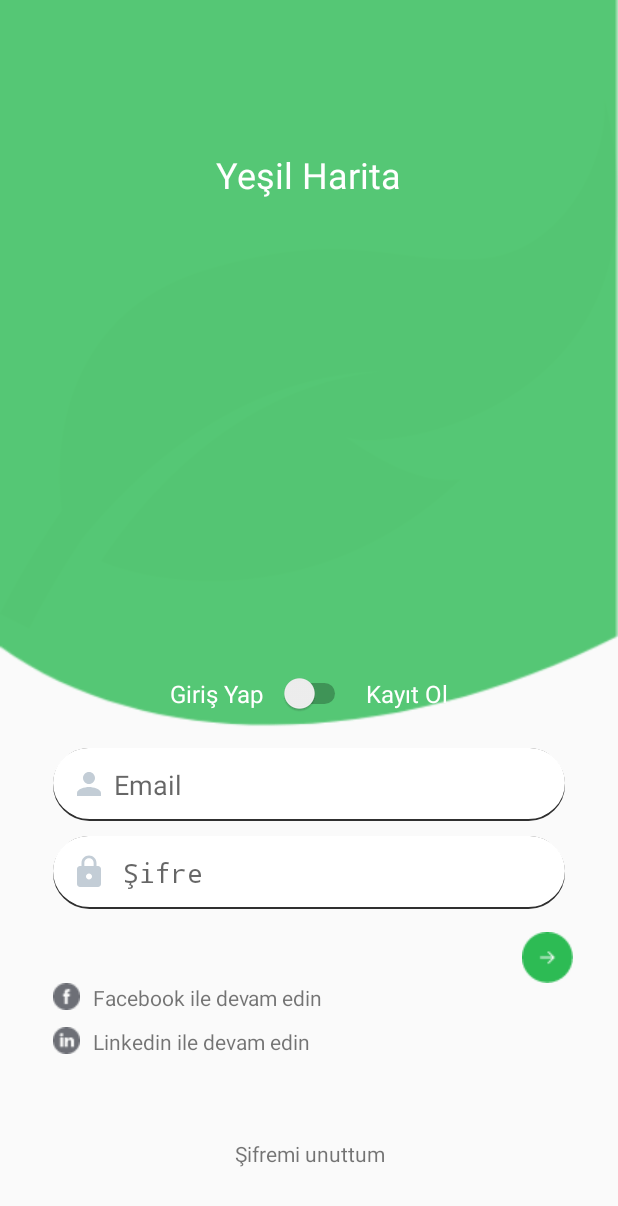
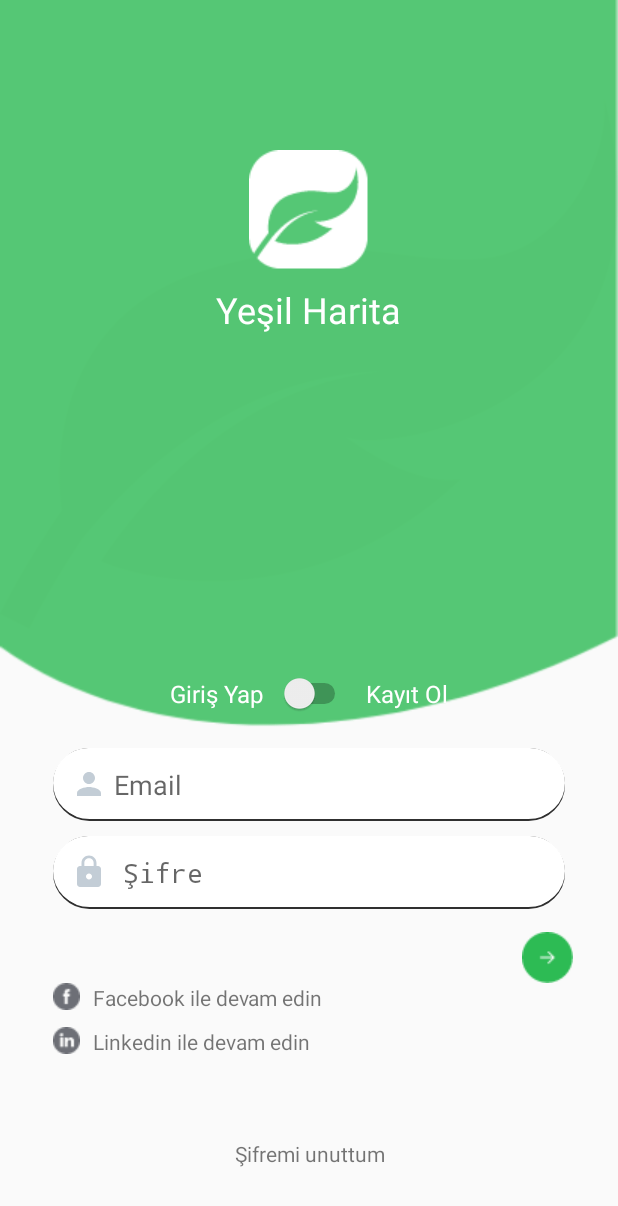
Before and after one commit to denizcanilgin/GSBHackathon---Green, an Android app: the Auth screen opened directly, with no data from a screen before it, on a phone screen of 412 x 824 dp. Shown: the top 1206 px of the screen. Run offline under Robolectric (Android 15) with nearby library versions, the phone set to English and light mode, and no system bars; libraries missing offline, so code that uses them is left out: com.parse.

Commit message:
map design ok

```diff
--- a/app/src/main/java/website/timrobinson/opencvtutorial/Auth.java
+++ b/app/src/main/java/website/timrobinson/opencvtutorial/Auth.java
@@ -130,9 +130,9 @@ public class Auth extends Activity implements View.OnClickListener {
 
     private void redirect(ParseUser parseUser){
 
-//        Intent intent = new Intent(this,Map.class);
-//        intent.putExtra("currentUser", parseUser.getEmail());
-//        startActivity(intent);
+        Intent intent = new Intent(this,Map.class);
+        intent.putExtra("currentUser", parseUser.getEmail());
+        startActivity(intent);
 
     }
 }
--- a/app/src/main/res/layout/activity_auth.xml
+++ b/app/src/main/res/layout/activity_auth.xml
@@ -1,5 +1,6 @@
 <?xml version="1.0" encoding="utf-8"?>
 <RelativeLayout xmlns:android="http://schemas.android.com/apk/res/android"
+    xmlns:tools="http://schemas.android.com/tools"
     android:layout_width="match_parent"
     android:layout_height="match_parent"
     android:orientation="vertical">
@@ -21,15 +22,16 @@
         android:layout_height="wrap_content"
         android:layout_marginTop="100dp"
         android:gravity="center"
-        android:orientation="vertical">
+        android:orientation="vertical"
+        tools:ignore="ExtraText">
 
-        <!--<ImageView-->
-            <!--android:id="@+id/logo"-->
-            <!--android:layout_width="wrap_content""-->
-            <!--android:layout_height="wrap_content"-->
-            <!--android:layout_gravity="center"-->
-            <!--android:layout_marginBottom="10dp"-->
-            <!--android:src="@drawable/logo" />-->
+        <ImageView
+            android:id="@+id/logo"
+            android:layout_width="wrap_content"
+            android:layout_height="wrap_content"
+            android:layout_gravity="center"
+            android:layout_marginBottom="10dp"
+            android:src="@drawable/logo" />
 
         <TextView
             android:id="@+id/tv_logo"
```
Also changed, not shown: 5 other files.
